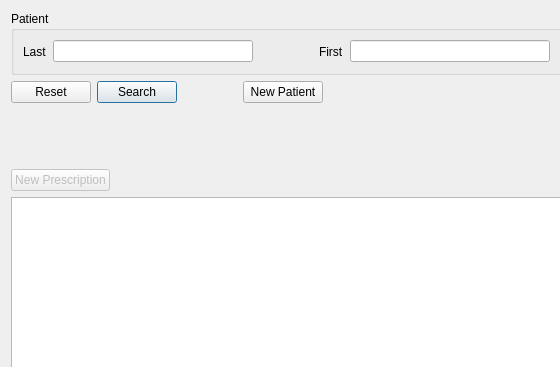
Before: the Qt Designer form mtrack/patientsearch.ui in kyledevans/Medicine-Track, drawn with Qt 5; both pictures show x 0 to 560 and y 0 to 367 of the 866 by 535 pixel window.
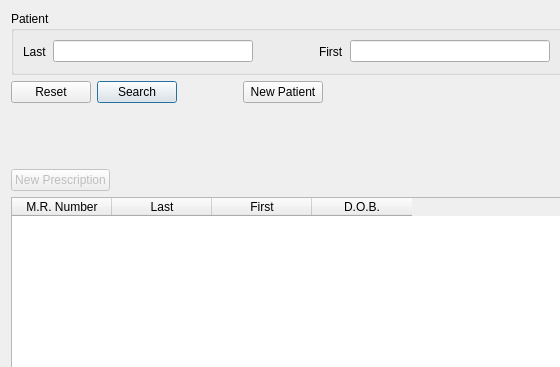
After: the same form once the commit is applied.

Commit message: Converting the rest... 	modified:   mtrack/patientsearch.ui

Diff of the .ui file:
```diff
--- a/mtrack/patientsearch.ui
+++ b/mtrack/patientsearch.ui
@@ -242,13 +242,36 @@
     </layout>
    </item>
    <item>
-    <widget class="QTableView" name="resultTable">
+    <widget class="QTableWidget" name="tableWidget">
      <property name="contextMenuPolicy">
       <enum>Qt::ActionsContextMenu</enum>
      </property>
      <property name="selectionBehavior">
       <enum>QAbstractItemView::SelectRows</enum>
      </property>
+     <property name="columnCount">
+      <number>4</number>
+     </property>
+     <column>
+      <property name="text">
+       <string>M.R. Number</string>
+      </property>
+     </column>
+     <column>
+      <property name="text">
+       <string>Last</string>
+      </property>
+     </column>
+     <column>
+      <property name="text">
+       <string>First</string>
+      </property>
+     </column>
+     <column>
+      <property name="text">
+       <string>D.O.B.</string>
+      </property>
+     </column>
     </widget>
    </item>
   </layout>
```
